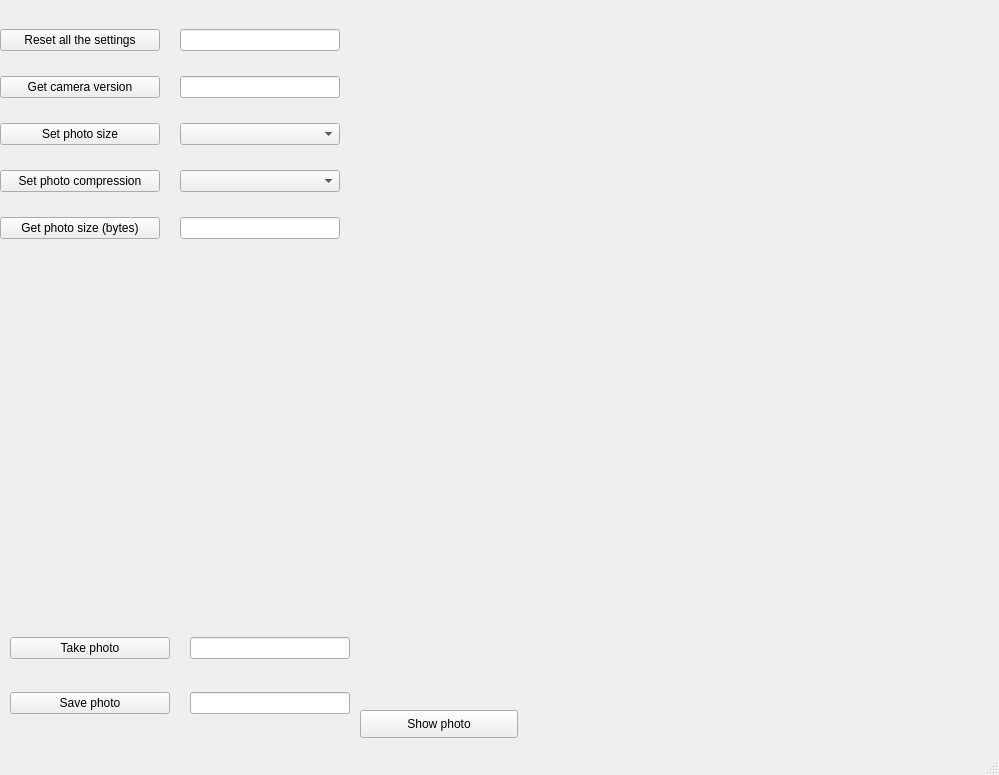
This is GUI.ui in functiod/Camera as Qt 5 draws it before an edit. The edited form follows.
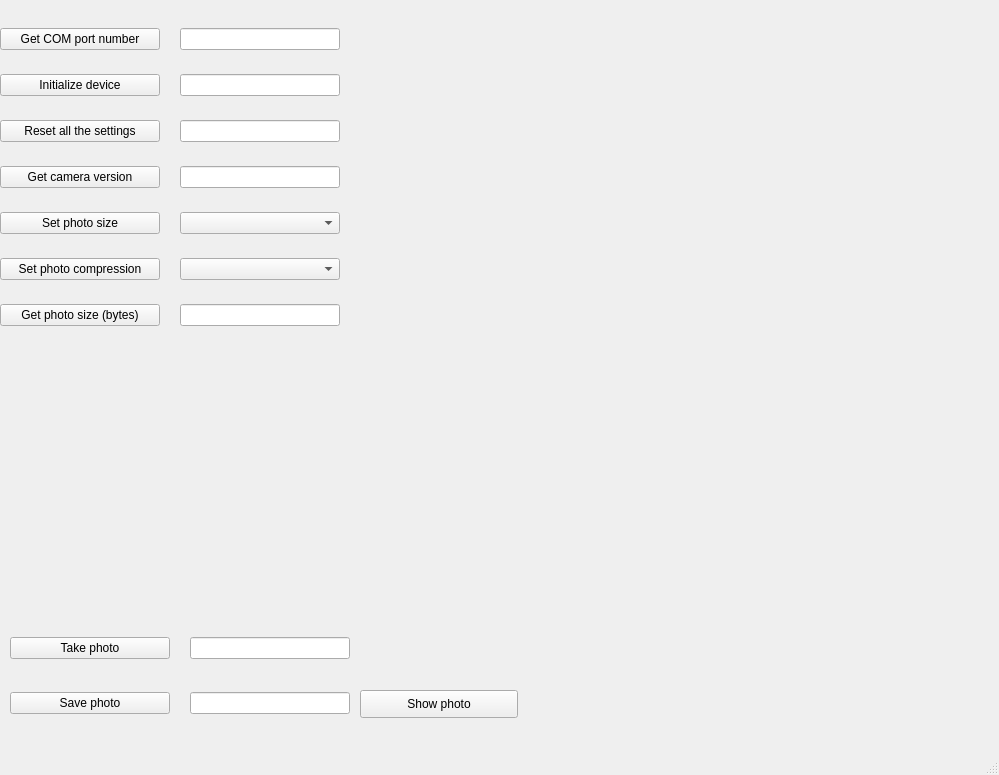
This is the edited form.

Diff of the .ui file:
```diff
--- a/GUI.ui
+++ b/GUI.ui
@@ -20,10 +20,24 @@
       <x>0</x>
       <y>10</y>
       <width>160</width>
-      <height>251</height>
+      <height>341</height>
      </rect>
     </property>
     <layout class="QVBoxLayout" name="verticalLayout">
+     <item>
+      <widget class="QPushButton" name="get_com_port_number">
+       <property name="text">
+        <string>Get COM port number</string>
+       </property>
+      </widget>
+     </item>
+     <item>
+      <widget class="QPushButton" name="init_device_button">
+       <property name="text">
+        <string>Initialize device</string>
+       </property>
+      </widget>
+     </item>
      <item>
       <widget class="QPushButton" name="reset_settings_button">
        <property name="text">
@@ -67,10 +81,16 @@
       <x>180</x>
       <y>10</y>
       <width>160</width>
-      <height>251</height>
+      <height>341</height>
      </rect>
     </property>
     <layout class="QVBoxLayout" name="verticalLayout_2">
+     <item>
+      <widget class="QLineEdit" name="get_com_port_text"/>
+     </item>
+     <item>
+      <widget class="QLineEdit" name="init_device_alert"/>
+     </item>
      <item>
       <widget class="QLineEdit" name="reset_settings_text"/>
      </item>
@@ -92,7 +112,7 @@
     <property name="geometry">
      <rect>
       <x>360</x>
-      <y>710</y>
+      <y>690</y>
       <width>158</width>
       <height>28</height>
      </rect>
```
